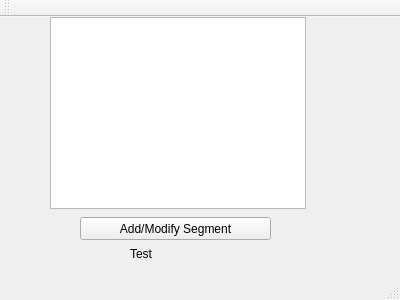
Before: the Qt Designer form PS_Data_Entry/mainwindow.ui in mbromley-voxel/QTLearning, drawn with Qt 5.
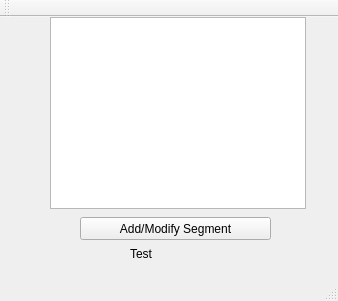
After: the same form once the commit is applied.

What changed in the file:
```diff
--- a/PS_Data_Entry/mainwindow.ui
+++ b/PS_Data_Entry/mainwindow.ui
@@ -6,8 +6,8 @@
    <rect>
     <x>0</x>
     <y>0</y>
-    <width>400</width>
-    <height>300</height>
+    <width>338</width>
+    <height>301</height>
    </rect>
   </property>
   <property name="windowTitle">
```
Left out of the diff: 2 changed lines with no effect on the pictures.
